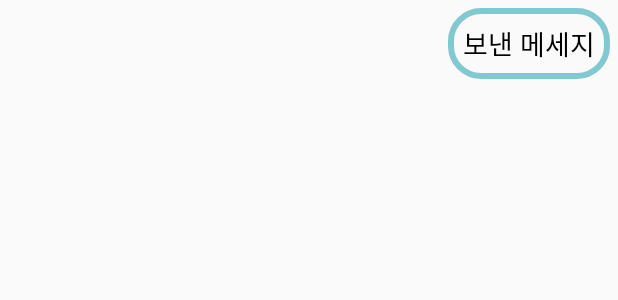
After one commit to suki186/KotlinChatting, an Android app: the layout my_msg.xml on its own in the app's theme, with its tools: preview values and no code run, on a phone screen of 412 x 824 dp. The commit adds this screen. Shown: the top 300 px of the screen. Run offline under Robolectric (Android 15) with nearby library versions, the phone set to English and light mode, and no system bars.

Commit message:
채팅메세지 화면에 보이기

```diff
--- /dev/null
+++ b/app/src/main/res/drawable/my_chat_design.xml
@@ -0,0 +1,10 @@
+<?xml version="1.0" encoding="utf-8"?>
+
+<shape xmlns:android="http://schemas.android.com/apk/res/android">
+    <corners android:radius="20dp"/>
+    <stroke
+        android:color="@color/skyblue2"
+        android:width="4dp"
+        />
+
+</shape>
--- /dev/null
+++ b/app/src/main/res/drawable/other_chat_design.xml
@@ -0,0 +1,6 @@
+<?xml version="1.0" encoding="utf-8"?>
+<shape xmlns:android="http://schemas.android.com/apk/res/android">
+    <corners android:radius="15dp" />
+    <solid android:color="@color/skyblue2" />
+
+</shape>
--- a/app/src/main/res/layout/activity_main.xml
+++ b/app/src/main/res/layout/activity_main.xml
@@ -15,6 +15,7 @@
         android:id="@+id/user_recyclerView"
         android:layout_width="match_parent"
         android:layout_height="match_parent"
+        android:paddingTop="90dp"
 
         tools:listitem="@layout/user_list" />
 
--- /dev/null
+++ b/app/src/main/res/layout/my_msg.xml
@@ -0,0 +1,21 @@
+<?xml version="1.0" encoding="utf-8"?>
+<RelativeLayout xmlns:android="http://schemas.android.com/apk/res/android"
+    android:layout_width="match_parent"
+    android:layout_height="wrap_content">
+
+    <!--   보낸 메세지 하나-->
+    <TextView
+        android:id="@+id/my_msg_text"
+        android:layout_width="wrap_content"
+        android:layout_height="wrap_content"
+
+        android:layout_alignParentEnd="true"
+        android:layout_margin="5dp"
+        android:background="@drawable/my_chat_design"
+
+        android:padding="10dp"
+        android:text="보낸 메세지"
+        android:textColor="@color/black"
+        android:textSize="18sp" />
+
+</RelativeLayout>
--- a/app/src/main/res/values/colors.xml
+++ b/app/src/main/res/values/colors.xml
@@ -5,5 +5,7 @@
     <color name="purple1">#D3B1FA</color>
     <color name="skyblue">#41A4CC</color>
     <color name="orange">#E69824</color>
+    <color name="skyblue2">#81C8D1</color>
+
 
 </resources>
--- a/app/src/main/res/values/themes.xml
+++ b/app/src/main/res/values/themes.xml
@@ -1,6 +1,6 @@
 <resources xmlns:tools="http://schemas.android.com/tools">
     <!-- Base application theme. -->
-    <style name="Base.Theme.Chatting" parent="Theme.AppCompat.Light">
+    <style name="Base.Theme.Chatting" parent="Theme.AppCompat.DayNight">
         <item name="colorPrimaryDark">@color/black</item>
         <item name="colorPrimary">@color/skyblue</item>
 
```
Also changed, not shown: app/src/main/java/com/suki/chatting/ChatActivity.kt (+40 -2 lines), app/src/main/java/com/suki/chatting/MsgAdapter.kt (added, +73 -0 lines), app/src/main/res/layout/activity_chat.xml (+8 -5 lines), app/src/main/res/layout/other_msg.xml (added, +21 -0 lines).
